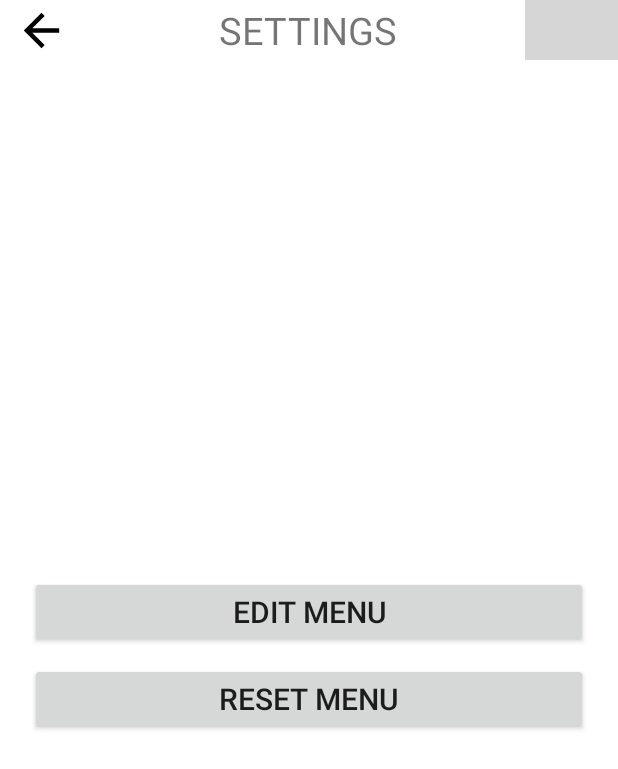
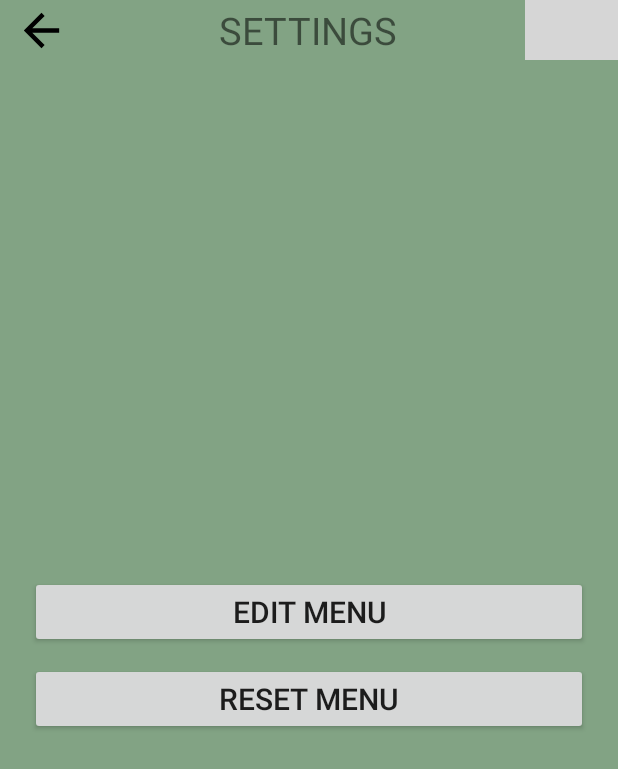
Before and after one commit to wjjasd/MenuMemo, an Android app: the SettingsActivity screen opened directly, with no data from a screen before it, on a phone screen of 412 x 824 dp. Shown: the top 769 px of the screen. Run offline under Robolectric (Android 15) with nearby library versions, the phone set to English and light mode, and no system bars; our stand-ins replace AdMob; grey boxes are pictures that could not be loaded.

Commit message:
ver2 minSDK26 UI update

```diff
--- a/app/src/main/java/com/wjjasd/google/menumemo/SettingsActivity.java
+++ b/app/src/main/java/com/wjjasd/google/menumemo/SettingsActivity.java
@@ -56,7 +56,8 @@ public class SettingsActivity extends AppCompatActivity implements View.OnClickL
             MainActivity.adapter_spinner = new ArrayAdapter<>(this, android.R.layout.simple_dropdown_item_1line, list);
             MainActivity.spinner.setAdapter(MainActivity.adapter_spinner);
         }
-        super.onBackPressed();
+        Intent intent = new Intent(SettingsActivity.this,MainActivity.class);
+        startActivity(intent);
         finish();
 
     }
@@ -84,6 +85,7 @@ public class SettingsActivity extends AppCompatActivity implements View.OnClickL
         } else if (v == editMenuBtn) {
             Intent intent = new Intent(this, EditMenuActivity.class);
             startActivity(intent);
+            finish();
         } else if (v == resetMenuBtn) {
             AlertDialog.Builder alertDialogBuilder = new AlertDialog.Builder(this);
             alertDialogBuilder.setTitle(getResources().getString(R.string.initDialogTitle));
--- a/app/src/main/res/layout/activity_edit_category.xml
+++ b/app/src/main/res/layout/activity_edit_category.xml
@@ -9,11 +9,11 @@
         android:id="@+id/title"
         android:layout_width="match_parent"
         android:layout_height="60dp"
-        android:background="@color/colorAccent"
+        android:background="@color/colorPrimaryDark"
         android:gravity="center"
         android:text="@string/edit_category"
         android:textAllCaps="true"
-        android:textColor="#ffffff"
+        android:textColor="#000000"
         android:textSize="16dp" />
 
     <View
--- a/app/src/main/res/layout/activity_settings.xml
+++ b/app/src/main/res/layout/activity_settings.xml
@@ -4,7 +4,7 @@
     xmlns:tools="http://schemas.android.com/tools"
     android:layout_width="match_parent"
     android:layout_height="match_parent"
-    android:background="@android:color/background_light"
+    android:background="@color/colorPrimary"
     android:orientation="vertical"
     android:weightSum="10"
     tools:context=".MainActivity">
@@ -12,7 +12,7 @@
     <LinearLayout
         android:layout_width="match_parent"
         android:layout_height="40dp"
-        android:background="@android:color/background_light"
+        android:background="@color/colorPrimary"
         android:baselineAligned="false"
         android:orientation="horizontal"
         android:layout_weight="0.1"
@@ -20,6 +20,7 @@
 
         <LinearLayout
             android:layout_width="0dp"
+            android:background="@color/colorPrimary"
             android:layout_height="match_parent"
             android:layout_weight="1.5"
             android:gravity="left">
@@ -28,7 +29,7 @@
                 android:id="@+id/backBtn_settings"
                 android:layout_width="wrap_content"
                 android:layout_height="match_parent"
-                android:background="@android:color/background_light"
+                android:background="@color/colorPrimary"
                 android:paddingLeft="10dp"
                 android:src="@drawable/ic_arrow_back" />
 
@@ -38,7 +39,7 @@
             android:layout_width="0dp"
             android:layout_height="match_parent"
             android:layout_weight="7"
-            android:background="@android:color/background_light"
+            android:background="@color/colorPrimary"
             android:gravity="center">
 
             <TextView
@@ -53,14 +54,14 @@
             android:layout_width="0dp"
             android:layout_height="match_parent"
             android:layout_weight="1.5"
-            android:background="@android:color/background_light"
+            android:background="@color/colorPrimary"
             android:gravity="right">
 
             <ImageButton
                 android:id="@+id/homeBtn_settings"
                 android:layout_width="wrap_content"
                 android:layout_height="match_parent"
-                android:background="@android:color/background_light"
+                android:background="@color/colorPrimary"
                 android:paddingRight="10dp"
                 android:src="@drawable/ic_home" />
         </LinearLayout>
--- a/app/src/main/res/values/colors.xml
+++ b/app/src/main/res/values/colors.xml
@@ -1,7 +1,7 @@
 <?xml version="1.0" encoding="utf-8"?>
 <resources>
-    <color name="colorPrimary">#79A096</color>
-    <color name="colorPrimaryDark">#00574B</color>
-    <color name="colorAccent">#D81B60</color>
+    <color name="colorPrimary">#82A384</color>
+    <color name="colorPrimaryDark">#5B715D</color>
+    <color name="colorAccent">#802D2D</color>
     <color name="white">#FFFFFF</color>
 </resources>
--- a/app/src/main/res/values/strings.xml
+++ b/app/src/main/res/values/strings.xml
@@ -31,4 +31,5 @@
     <string name="admob_app_id" translatable="false">ca-app-pub-1136089143214600~2160892547</string>
     <string name="banner_ad_unit_id" translatable="false">ca-app-pub-1136089143214600/9847810875</string>
     <string name="banner_ad_unit_id_for_test" translatable="false">ca-app-pub-3940256099942544/6300978111</string>
+    <string name="message_quit">Do you want to quit?</string>
 </resources>
--- a/app/src/main/res/values/styles.xml
+++ b/app/src/main/res/values/styles.xml
@@ -4,7 +4,7 @@
     <style name="AppTheme" parent="Theme.AppCompat.Light.NoActionBar">
         <!-- Customize your theme here. -->
         <item name="colorPrimary">@color/colorPrimary</item>
-        <item name="colorPrimaryDark">@android:color/background_light</item>
+        <item name="colorPrimaryDark">@color/colorPrimaryDark</item>
         <item name="colorAccent">@color/colorAccent</item>
         <item name="android:windowLightStatusBar">true</item>
     </style>
```
Also changed, not shown: app/src/main/java/com/wjjasd/google/menumemo/EditMenuActivity.java (+7 -0 lines), app/src/main/java/com/wjjasd/google/menumemo/MainActivity.java (+61 -20 lines), app/src/main/res/layout/activity_edit_menu.xml (+22 -16 lines), app/src/main/res/layout/activity_main.xml (+34 -29 lines), 2 other files.
